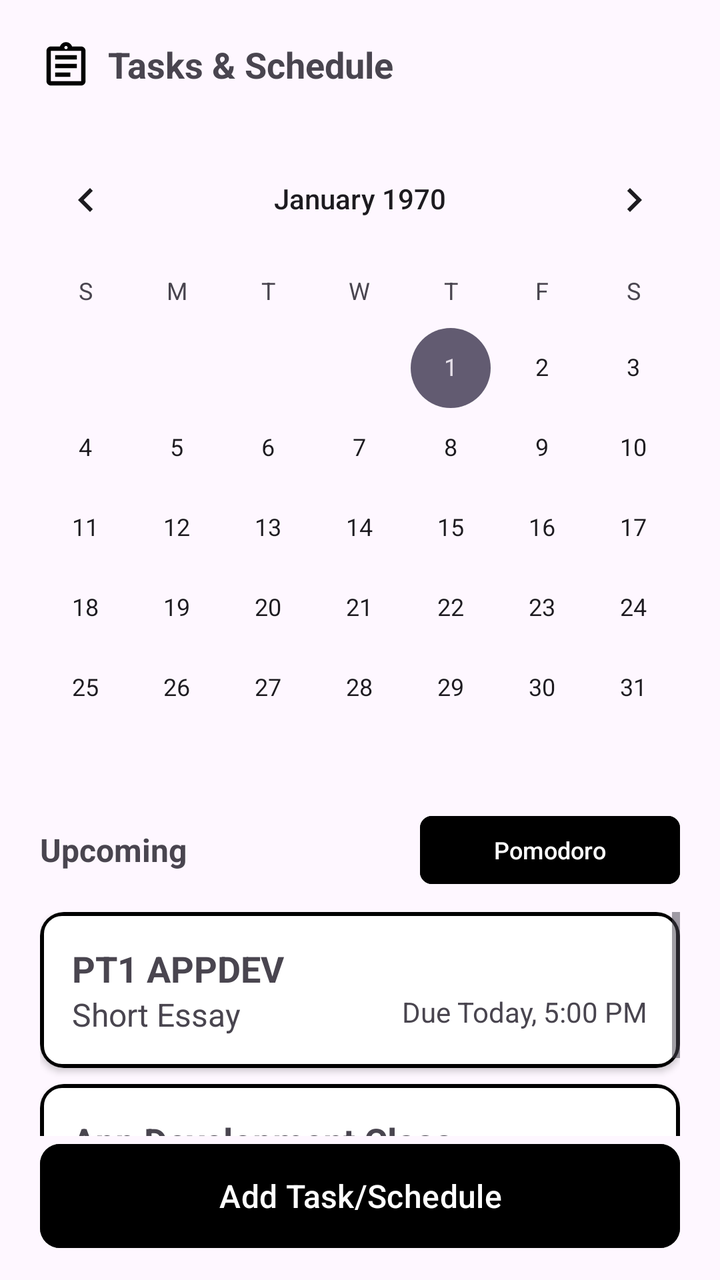
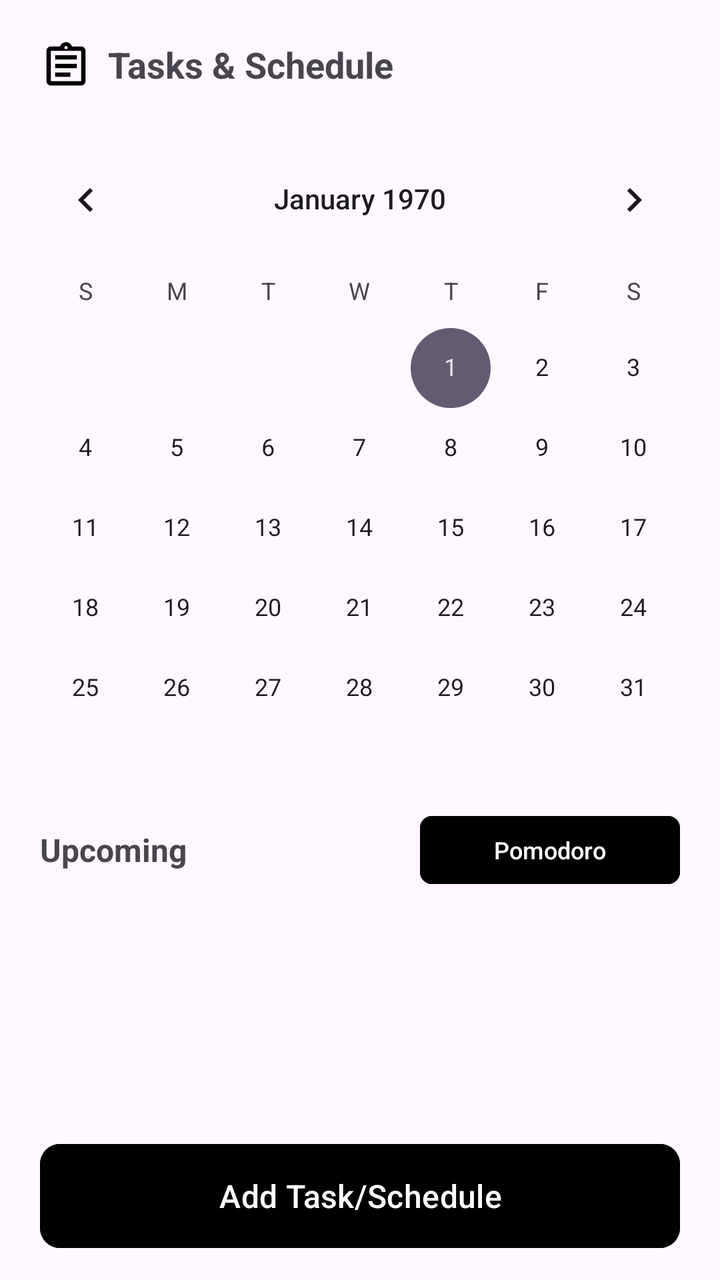

Screens rendered from an Android XML layout before and after an edit, with the pre-edit source and the edit as a unified diff.
<!-- AndroidManifest.xml: application theme Theme.Syncly -->
<!-- res/layout/fragment_task_sched.xml -->
<?xml version="1.0" encoding="utf-8"?>
<RelativeLayout xmlns:android="http://schemas.android.com/apk/res/android"
    xmlns:app="http://schemas.android.com/apk/res-auto"
    xmlns:tools="http://schemas.android.com/tools"
    android:id="@+id/main"
    android:layout_width="match_parent"
    android:layout_height="match_parent"
    android:orientation="vertical"
    tools:context=".fragments.TaskSched">

    <RelativeLayout
        android:layout_width="match_parent"
        android:layout_height="wrap_content"
        android:layout_margin="20dp"
        android:id="@+id/heading"
        >
        <ImageView
            android:layout_width="wrap_content"
            android:layout_height="wrap_content"
            android:src="@drawable/icon_task"
            android:id="@+id/calendarLogo"
            app:tint="@color/black"
            />

        <TextView
            android:layout_width="wrap_content"
            android:layout_height="wrap_content"
            android:layout_toEndOf="@+id/calendarLogo"
            android:text="Tasks &amp; Schedule"
            android:textSize="18dp"
            android:layout_marginLeft="8dp"
            android:textStyle="bold"/>
    </RelativeLayout>
    <CalendarView
        android:layout_width="match_parent"
        android:layout_height="wrap_content"
        android:layout_below="@id/heading"
        android:id="@+id/calendar"
        />
    <RelativeLayout
        android:layout_width="match_parent"
        android:layout_height="wrap_content"
        android:layout_marginBottom="10dp"
        android:layout_below="@id/calendar"
        android:layout_marginHorizontal="20dp"
        android:id="@+id/upcoming">
        <TextView
            android:layout_width="wrap_content"
            android:layout_height="wrap_content"
            android:textSize="16dp"
            android:textStyle="bold"
            android:text="Upcoming"
            android:layout_centerVertical="true"/>

        <com.google.android.material.button.MaterialButton
            android:layout_width="130dp"
            android:layout_height="42dp"
            android:backgroundTint="@color/black"
            app:cornerRadius="6dp"
            android:textSize="12dp"
            android:text="Pomodoro"
            android:layout_alignParentEnd="true"
            android:id="@+id/pomodoroBtn"/>
    </RelativeLayout>
    <ScrollView
        android:layout_width="match_parent"
        android:layout_height="match_parent"
        android:layout_below="@id/upcoming"
        android:layout_above="@id/addBtn"
        android:layout_marginHorizontal="20dp"
        >
        <LinearLayout
            android:layout_width="match_parent"
            android:layout_height="wrap_content"
            android:orientation="vertical">
            <androidx.cardview.widget.CardView
                android:layout_width="match_parent"
                android:layout_height="wrap_content"
                app:cardCornerRadius="12dp"
                android:layout_marginBottom="8dp"
                >
                <LinearLayout
                    android:layout_width="match_parent"
                    android:layout_height="wrap_content"
                    android:orientation="vertical"
                    android:padding="16dp"
                    android:background="@drawable/bg_outline_card">
                    <TextView
                        android:layout_width="wrap_content"
                        android:layout_height="wrap_content"
                        android:text="PT1 APPDEV"
                        android:textStyle="bold"
                        android:textSize="18dp"
                        />
                    <RelativeLayout
                        android:layout_width="match_parent"
                        android:layout_height="wrap_content"
                        android:orientation="horizontal"
                        >
                        <TextView
                            android:layout_width="wrap_content"
                            android:layout_height="wrap_content"
                            android:text="Short Essay"
                            android:textSize="16dp"
                            />
                        <TextView
                            android:layout_width="wrap_content"
                            android:layout_height="wrap_content"
                            android:text="Due Today, 5:00 PM"
                            android:textSize="14dp"
                            android:layout_alignParentEnd="true"
                            />
                    </RelativeLayout>
                </LinearLayout>
            </androidx.cardview.widget.CardView>
            <androidx.cardview.widget.CardView
                android:layout_width="match_parent"
                android:layout_height="wrap_content"
                app:cardCornerRadius="12dp"
                android:layout_marginBottom="8dp"
                >
                <LinearLayout
                    android:layout_width="match_parent"
                    android:layout_height="wrap_content"
                    android:orientation="vertical"
                    android:padding="16dp"
                    android:background="@drawable/bg_outline_card">
                    <TextView
                        android:layout_width="wrap_content"
                        android:layout_height="wrap_content"
                        android:text="App Development Class"
                        android:textStyle="bold"
                        android:textSize="18dp"
                        />
                    <RelativeLayout
                        android:layout_width="match_parent"
                        android:layout_height="wrap_content"
                        android:orientation="horizontal"
                        >
                        <TextView
                            android:layout_width="wrap_content"
                            android:layout_height="wrap_content"
                            android:text="Room 501"
                            android:textSize="16dp"
                            />
                        <TextView
                            android:layout_width="wrap_content"
                            android:layout_height="wrap_content"
                            android:text="1:00 PM - 5:00 PM"
                            android:textSize="14dp"
                            android:layout_alignParentEnd="true"
                            />
                    </RelativeLayout>
                </LinearLayout>
            </androidx.cardview.widget.CardView>
        </LinearLayout>
    </ScrollView>
    <com.google.android.material.button.MaterialButton
        android:layout_width="match_parent"
        android:layout_height="60dp"
        android:textSize="16dp"
        android:text="Add Task/Schedule"
        android:backgroundTint="@color/black"
        android:layout_marginHorizontal="20dp"
        app:cornerRadius="10dp"
        android:layout_alignParentBottom="true"
        android:id="@+id/addBtn"
        android:layout_marginBottom="12dp"/>
</RelativeLayout>
<!-- resources referenced by this layout -->
<resources>
  <color name="black">#FF000000</color>
  <!-- drawable bg_outline_card (drawable) -->
  <?xml version="1.0" encoding="utf-8"?>
  <shape xmlns:android="http://schemas.android.com/apk/res/android"
      android:shape="rectangle">
  
      <solid android:color="@color/white"/>
      <stroke android:color="@color/black"
          android:width="2dp"/>
      <corners
          android:topLeftRadius="10dp"
          android:topRightRadius="10dp"
          android:bottomLeftRadius="10dp"
          android:bottomRightRadius="10dp"/>
  
  </shape>
  <!-- drawable icon_task (drawable) -->
  <vector xmlns:android="http://schemas.android.com/apk/res/android"
      android:width="26dp"
      android:height="26dp"
      android:viewportWidth="26"
      android:viewportHeight="26">
    <path
        android:pathData="M5.417,22.75C4.821,22.75 4.311,22.538 3.886,22.114C3.462,21.689 3.25,21.179 3.25,20.583V5.417C3.25,4.821 3.462,4.311 3.886,3.886C4.311,3.462 4.821,3.25 5.417,3.25H9.967C10.201,2.6 10.594,2.076 11.145,1.679C11.696,1.282 12.314,1.083 13,1.083C13.686,1.083 14.304,1.282 14.855,1.679C15.406,2.076 15.799,2.6 16.033,3.25H20.583C21.179,3.25 21.689,3.462 22.114,3.886C22.538,4.311 22.75,4.821 22.75,5.417V20.583C22.75,21.179 22.538,21.689 22.114,22.114C21.689,22.538 21.179,22.75 20.583,22.75H5.417ZM5.417,20.583H20.583V5.417H5.417V20.583ZM7.583,18.417H15.167V16.25H7.583V18.417ZM7.583,14.083H18.417V11.917H7.583V14.083ZM7.583,9.75H18.417V7.583H7.583V9.75ZM13,4.604C13.235,4.604 13.429,4.527 13.582,4.374C13.736,4.22 13.813,4.026 13.813,3.792C13.813,3.557 13.736,3.363 13.582,3.209C13.429,3.056 13.235,2.979 13,2.979C12.765,2.979 12.571,3.056 12.418,3.209C12.264,3.363 12.188,3.557 12.188,3.792C12.188,4.026 12.264,4.22 12.418,4.374C12.571,4.527 12.765,4.604 13,4.604Z"
        android:fillColor="#E3E3E3"/>
  </vector>
  <style name="Theme.Syncly" parent="Base.Theme.Syncly" />
  <color name="white">#FFFFFFFF</color>
  <style name="Base.Theme.Syncly" parent="Theme.Material3.DayNight.NoActionBar">
          
          
      </style>
</resources>

<!-- the commit's change to res/layout/fragment_task_sched.xml (unified diff, before → after) -->
@@ -62,99 +62,13 @@
             android:layout_alignParentEnd="true"
             android:id="@+id/pomodoroBtn"/>
     </RelativeLayout>
-    <ScrollView
+    <androidx.recyclerview.widget.RecyclerView
         android:layout_width="match_parent"
         android:layout_height="match_parent"
         android:layout_below="@id/upcoming"
         android:layout_above="@id/addBtn"
         android:layout_marginHorizontal="20dp"
-        >
-        <LinearLayout
-            android:layout_width="match_parent"
-            android:layout_height="wrap_content"
-            android:orientation="vertical">
-            <androidx.cardview.widget.CardView
-                android:layout_width="match_parent"
-                android:layout_height="wrap_content"
-                app:cardCornerRadius="12dp"
-                android:layout_marginBottom="8dp"
-                >
-                <LinearLayout
-                    android:layout_width="match_parent"
-                    android:layout_height="wrap_content"
-                    android:orientation="vertical"
-                    android:padding="16dp"
-                    android:background="@drawable/bg_outline_card">
-                    <TextView
-                        android:layout_width="wrap_content"
-                        android:layout_height="wrap_content"
-                        android:text="PT1 APPDEV"
-                        android:textStyle="bold"
-                        android:textSize="18dp"
-                        />
-                    <RelativeLayout
-                        android:layout_width="match_parent"
-                        android:layout_height="wrap_content"
-                        android:orientation="horizontal"
-                        >
-                        <TextView
-                            android:layout_width="wrap_content"
-                            android:layout_height="wrap_content"
-                            android:text="Short Essay"
-                            android:textSize="16dp"
-                            />
-                        <TextView
-                            android:layout_width="wrap_content"
-                            android:layout_height="wrap_content"
-                            android:text="Due Today, 5:00 PM"
-                            android:textSize="14dp"
-                            android:layout_alignParentEnd="true"
-                            />
-                    </RelativeLayout>
-                </LinearLayout>
-            </androidx.cardview.widget.CardView>
-            <androidx.cardview.widget.CardView
-                android:layout_width="match_parent"
-                android:layout_height="wrap_content"
-                app:cardCornerRadius="12dp"
-                android:layout_marginBottom="8dp"
-                >
-                <LinearLayout
-                    android:layout_width="match_parent"
-                    android:layout_height="wrap_content"
-                    android:orientation="vertical"
-                    android:padding="16dp"
-                    android:background="@drawable/bg_outline_card">
-                    <TextView
-                        android:layout_width="wrap_content"
-                        android:layout_height="wrap_content"
-                        android:text="App Development Class"
-                        android:textStyle="bold"
-                        android:textSize="18dp"
-                        />
-                    <RelativeLayout
-                        android:layout_width="match_parent"
-                        android:layout_height="wrap_content"
-                        android:orientation="horizontal"
-                        >
-                        <TextView
-                            android:layout_width="wrap_content"
-                            android:layout_height="wrap_content"
-                            android:text="Room 501"
-                            android:textSize="16dp"
-                            />
-                        <TextView
-                            android:layout_width="wrap_content"
-                            android:layout_height="wrap_content"
-                            android:text="1:00 PM - 5:00 PM"
-                            android:textSize="14dp"
-                            android:layout_alignParentEnd="true"
-                            />
-                    </RelativeLayout>
-                </LinearLayout>
-            </androidx.cardview.widget.CardView>
-        </LinearLayout>
-    </ScrollView>
+        android:id="@+id/recyclerView"/>
     <com.google.android.material.button.MaterialButton
         android:layout_width="match_parent"
         android:layout_height="60dp"
<!-- resource entries referenced after the edit -->
@@ -1,21 +1,6 @@
 <!-- resources referenced by this layout -->
 <resources>
   <color name="black">#FF000000</color>
-  <!-- drawable bg_outline_card (drawable) -->
-  <?xml version="1.0" encoding="utf-8"?>
-  <shape xmlns:android="http://schemas.android.com/apk/res/android"
-      android:shape="rectangle">
-  
-      <solid android:color="@color/white"/>
-      <stroke android:color="@color/black"
-          android:width="2dp"/>
-      <corners
-          android:topLeftRadius="10dp"
-          android:topRightRadius="10dp"
-          android:bottomLeftRadius="10dp"
-          android:bottomRightRadius="10dp"/>
-  
-  </shape>
   <!-- drawable icon_task (drawable) -->
   <vector xmlns:android="http://schemas.android.com/apk/res/android"
       android:width="26dp"
@@ -27,7 +12,6 @@
         android:fillColor="#E3E3E3"/>
   </vector>
   <style name="Theme.Syncly" parent="Base.Theme.Syncly" />
-  <color name="white">#FFFFFFFF</color>
   <style name="Base.Theme.Syncly" parent="Theme.Material3.DayNight.NoActionBar">
           
           
